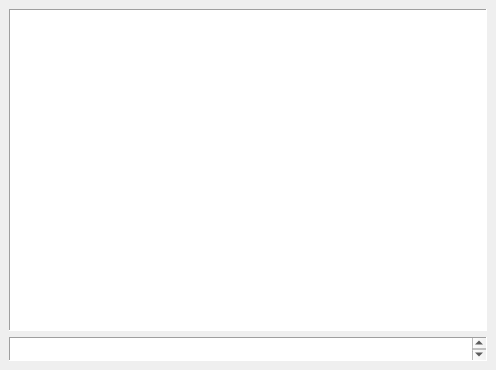
Before: the Qt Designer form frmPrivate.ui in OGFilthyCasual/PyRC, drawn with Qt 5.
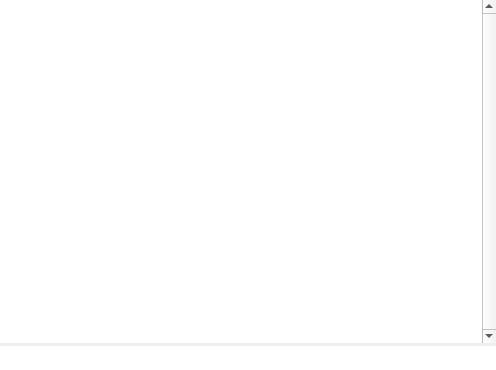
After: the same form once the commit is applied.

The edit to the form file:
```diff
--- a/frmPrivate.ui
+++ b/frmPrivate.ui
@@ -15,18 +15,33 @@
   </property>
   <widget class="QWidget" name="centralwidget">
    <layout class="QGridLayout" name="gridLayout">
+    <property name="margin">
+     <number>0</number>
+    </property>
+    <property name="spacing">
+     <number>0</number>
+    </property>
     <item row="0" column="0">
      <layout class="QVBoxLayout" name="verticalLayout">
+      <property name="spacing">
+       <number>3</number>
+      </property>
       <item>
        <widget class="QTextBrowser" name="txtOutput">
         <property name="font">
          <font>
-          <family>Inconsolata</family>
+          <family>Anonymous Pro</family>
           <pointsize>11</pointsize>
          </font>
         </property>
         <property name="frameShape">
-         <enum>QFrame::Panel</enum>
+         <enum>QFrame::NoFrame</enum>
+        </property>
+        <property name="verticalScrollBarPolicy">
+         <enum>Qt::ScrollBarAlwaysOn</enum>
+        </property>
+        <property name="horizontalScrollBarPolicy">
+         <enum>Qt::ScrollBarAlwaysOff</enum>
         </property>
        </widget>
       </item>
@@ -40,12 +55,21 @@
         </property>
         <property name="font">
          <font>
-          <family>Inconsolata</family>
+          <family>Anonymous Pro</family>
           <pointsize>11</pointsize>
          </font>
         </property>
         <property name="frameShape">
-         <enum>QFrame::Panel</enum>
+         <enum>QFrame::NoFrame</enum>
+        </property>
+        <property name="verticalScrollBarPolicy">
+         <enum>Qt::ScrollBarAlwaysOff</enum>
+        </property>
+        <property name="horizontalScrollBarPolicy">
+         <enum>Qt::ScrollBarAlwaysOff</enum>
+        </property>
+        <property name="lineWrapMode">
+         <enum>QPlainTextEdit::NoWrap</enum>
         </property>
        </widget>
       </item>
```
